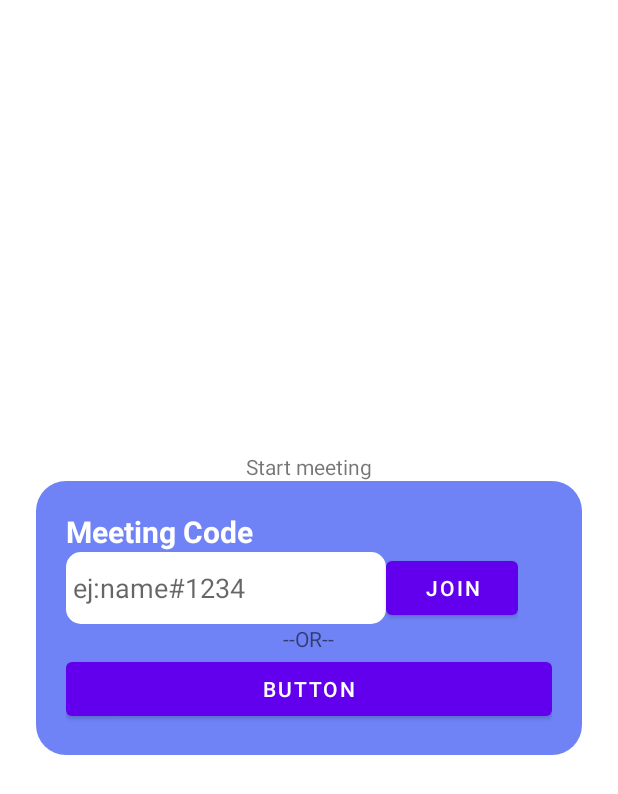
After one commit to tipeXwins/tipexlunch, an Android app: the layout main_fragment.xml on its own in the app's theme, with its tools: preview values and no code run, on a phone screen of 412 x 824 dp. The commit adds this screen. Shown: the top 794 px of the screen. Run offline under Robolectric (Android 15) with nearby library versions, the phone set to English and light mode, and no system bars.

Commit message:
Version con roundedsquare.xml

```diff
--- a/app/src/main/AndroidManifest.xml
+++ b/app/src/main/AndroidManifest.xml
@@ -19,6 +19,9 @@
                 <category android:name="android.intent.category.LAUNCHER"/>
             </intent-filter>
         </activity>
+        <meta-data
+            android:name="preloaded_fonts"
+            android:resource="@array/preloaded_fonts" />
     </application>
 
 </manifest>
--- /dev/null
+++ b/app/src/main/res/drawable/roundedsquare.xml
@@ -0,0 +1,27 @@
+<?xml version="1.0" encoding="utf-8"?>
+
+    <shape
+        xmlns:android="http://schemas.android.com/apk/res/android"
+        android:shape="rectangle"   >
+
+        <solid
+            android:color="#6F83F6" >
+        </solid>
+
+        <stroke
+            android:width="0dp"
+            android:color="#000000" >
+        </stroke>
+
+        <padding
+            android:left="5dp"
+            android:top="5dp"
+            android:right="5dp"
+            android:bottom="5dp"    >
+        </padding>
+
+        <corners
+            android:radius="20sp"   >
+        </corners>
+
+    </shape>
--- /dev/null
+++ b/app/src/main/res/drawable/roundedsquarehijo.xml
@@ -0,0 +1,27 @@
+<?xml version="1.0" encoding="utf-8"?>
+
+<shape
+    xmlns:android="http://schemas.android.com/apk/res/android"
+    android:shape="rectangle"   >
+
+    <solid
+        android:color="#FFFFFF" >
+    </solid>
+
+    <stroke
+        android:width="0dp"
+        android:color="#000000" >
+    </stroke>
+
+    <padding
+        android:left="5dp"
+        android:top="5dp"
+        android:right="5dp"
+        android:bottom="5dp"    >
+    </padding>
+
+    <corners
+        android:radius="10sp"   >
+    </corners>
+
+</shape>
--- a/app/src/main/res/layout/activity_main.xml
+++ b/app/src/main/res/layout/activity_main.xml
@@ -21,7 +21,7 @@
 
     </com.google.android.material.appbar.AppBarLayout>
 
-    <include layout="@layout/content_main"/>
+    <include layout="@layout/content_main" />
 
     <com.google.android.material.floatingactionbutton.FloatingActionButton
             android:id="@+id/fab"
--- /dev/null
+++ b/app/src/main/res/layout/main_fragment.xml
@@ -0,0 +1,94 @@
+<?xml version="1.0" encoding="utf-8"?>
+<LinearLayout xmlns:android="http://schemas.android.com/apk/res/android"
+    xmlns:app="http://schemas.android.com/apk/res-auto"
+    xmlns:tools="http://schemas.android.com/tools"
+    android:layout_width="match_parent"
+    android:layout_height="match_parent"
+    android:orientation="vertical">
+
+    <androidx.constraintlayout.widget.ConstraintLayout
+        android:layout_width="match_parent"
+        android:layout_height="match_parent">
+
+        <TextView
+            android:id="@+id/textView4"
+            android:layout_width="wrap_content"
+            android:layout_height="wrap_content"
+            android:text="Start meeting"
+            app:layout_constraintBottom_toTopOf="@+id/linearLayout"
+            app:layout_constraintEnd_toEndOf="parent"
+            app:layout_constraintStart_toStartOf="parent" />
+
+        <LinearLayout
+            android:id="@+id/linearLayout"
+
+            android:layout_width="0dp"
+            android:layout_height="wrap_content"
+            android:layout_marginStart="24dp"
+            android:layout_marginEnd="24dp"
+            android:background="@drawable/roundedsquare"
+            android:orientation="vertical"
+            android:padding="20dp"
+            app:layout_constraintBottom_toBottomOf="parent"
+            app:layout_constraintEnd_toEndOf="parent"
+            app:layout_constraintHorizontal_bias="0.492"
+            app:layout_constraintStart_toStartOf="parent"
+            app:layout_constraintTop_toTopOf="parent">
+
+            <TextView
+                android:id="@+id/textView3"
+                android:layout_width="wrap_content"
+                android:layout_height="wrap_content"
+                android:layout_weight="1"
+                android:text="Meeting Code"
+                android:textColor="#FFFFFF"
+                android:textSize="20sp"
+                android:textStyle="bold" />
+
+            <LinearLayout
+                android:layout_width="wrap_content"
+                android:layout_height="match_parent"
+                android:orientation="horizontal">
+
+                <EditText
+
+                    android:id="@+id/editTextTextPersonName3"
+                    android:layout_width="match_parent"
+                    android:layout_height="match_parent"
+                    android:layout_weight="1"
+                    android:background="@drawable/roundedsquarehijo"
+                    android:ems="10"
+                    android:hint="ej:name#1234"
+                    android:inputType="textPersonName"
+
+                    />
+
+                <Button
+                    android:id="@+id/button2"
+                    android:layout_width="wrap_content"
+                    android:layout_height="match_parent"
+                    android:layout_weight="1"
+                    android:text="@string/join" />
+
+            </LinearLayout>
+
+            <TextView
+                android:id="@+id/textView2"
+                android:layout_width="wrap_content"
+                android:layout_height="wrap_content"
+                android:layout_gravity="center"
+                android:layout_weight="2"
+                android:justificationMode="inter_word"
+                android:text="--OR--" />
+
+            <Button
+                android:id="@+id/button3"
+                android:layout_width="match_parent"
+                android:layout_height="wrap_content"
+                android:layout_weight="1"
+                android:text="Button" />
+
+        </LinearLayout>
+    </androidx.constraintlayout.widget.ConstraintLayout>
+
+</LinearLayout>
--- a/app/src/main/res/values/strings.xml
+++ b/app/src/main/res/values/strings.xml
@@ -9,4 +9,5 @@
 
     <string name="hello_first_fragment">Hello first fragment</string>
     <string name="hello_second_fragment">Hello second fragment. Arg: %1$s</string>
+    <string name="join">join</string>
 </resources>
```
